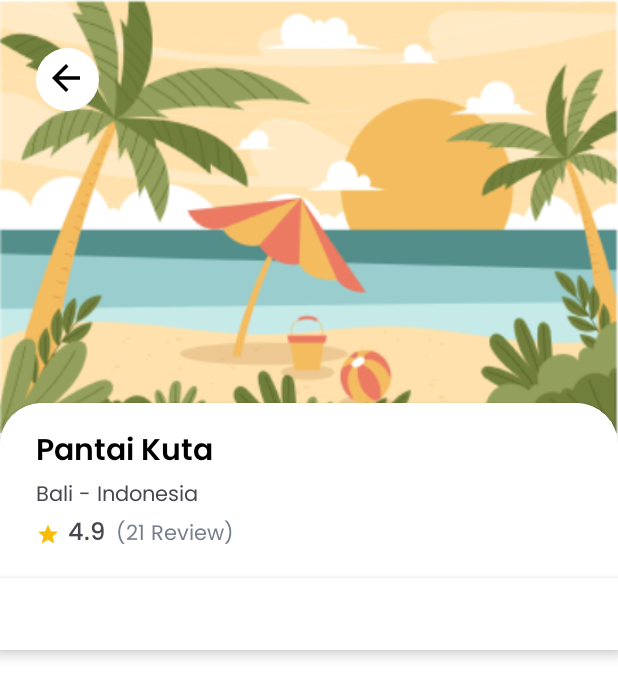
After one commit to Capstone-Project-Trails/Trails-Capstone, an Android app: the layout activity_detail.xml on its own in the app's theme, with its tools: preview values and no code run, on a phone screen of 412 x 824 dp. The commit adds this screen. Shown: the top 694 px of the screen. Run offline under Robolectric (Android 15) with nearby library versions, the phone set to English and light mode, and no system bars.

Commit message:
feat: added new layouts

```diff
--- /dev/null
+++ b/app/src/main/res/layout/activity_detail.xml
@@ -0,0 +1,145 @@
+<?xml version="1.0" encoding="utf-8"?>
+<androidx.constraintlayout.widget.ConstraintLayout xmlns:android="http://schemas.android.com/apk/res/android"
+    xmlns:app="http://schemas.android.com/apk/res-auto"
+    xmlns:tools="http://schemas.android.com/tools"
+    android:layout_width="match_parent"
+    android:layout_height="match_parent"
+    tools:context=".ui.detail.DetailActivity">
+
+    <ImageView
+        android:id="@+id/detail_image"
+        android:layout_width="match_parent"
+        android:layout_height="0dp"
+        android:contentDescription="@string/cd_detail"
+        android:scaleType="fitXY"
+        android:src="@drawable/beach_afternoon"
+        app:layout_constraintBottom_toBottomOf="@id/guideline10"
+        app:layout_constraintEnd_toEndOf="parent"
+        app:layout_constraintStart_toStartOf="parent"
+        app:layout_constraintTop_toTopOf="parent" />
+
+    <View
+        android:id="@+id/circle"
+        android:layout_width="42dp"
+        android:layout_height="42dp"
+        android:layout_marginStart="24dp"
+        android:layout_marginTop="32dp"
+        android:background="@drawable/circle"
+        app:layout_constraintStart_toStartOf="parent"
+        app:layout_constraintTop_toTopOf="parent" />
+
+    <ImageView
+        android:id="@+id/arrow_back"
+        android:layout_width="28dp"
+        android:layout_height="28dp"
+        android:layout_marginStart="6dp"
+        android:layout_marginTop="6dp"
+        android:contentDescription="@string/back_button"
+        android:src="@drawable/baseline_arrow_back_24"
+        app:layout_constraintStart_toStartOf="@id/circle"
+        app:layout_constraintTop_toTopOf="@id/circle" />
+
+    <androidx.cardview.widget.CardView
+        android:id="@+id/card_view"
+        android:layout_width="match_parent"
+        android:layout_height="0dp"
+        android:layout_gravity="center"
+        android:layout_marginTop="-20dp"
+        android:layout_marginBottom="-24dp"
+        app:cardCornerRadius="28dp"
+        app:layout_constraintBottom_toBottomOf="parent"
+        app:layout_constraintEnd_toEndOf="parent"
+        app:layout_constraintStart_toStartOf="parent"
+        app:layout_constraintTop_toBottomOf="@id/guideline10">
+
+        <androidx.constraintlayout.widget.ConstraintLayout
+            android:layout_width="match_parent"
+            android:layout_height="match_parent">
+
+            <TextView
+                android:id="@+id/detail_title"
+                android:layout_width="wrap_content"
+                android:layout_height="wrap_content"
+                android:layout_marginStart="24dp"
+                android:layout_marginTop="16dp"
+                android:fontFamily="@font/poppins_semibold"
+                android:text="Pantai Kuta"
+                android:textColor="@color/black"
+                android:textSize="20sp"
+                app:layout_constraintStart_toStartOf="parent"
+                app:layout_constraintTop_toTopOf="parent" />
+
+            <TextView
+                android:id="@+id/detail_location"
+                android:layout_width="wrap_content"
+                android:layout_height="wrap_content"
+                android:layout_marginStart="24dp"
+                android:fontFamily="@font/poppins_regular"
+                android:text="Bali - Indonesia"
+                android:textSize="14sp"
+                app:layout_constraintStart_toStartOf="parent"
+                app:layout_constraintTop_toBottomOf="@id/detail_title" />
+
+            <TextView
+                android:id="@+id/detail_rating"
+                android:layout_width="wrap_content"
+                android:layout_height="wrap_content"
+                android:layout_marginStart="24dp"
+                android:drawablePadding="5dp"
+                android:fontFamily="@font/poppins_medium"
+                android:text="4.9"
+                android:textSize="16sp"
+                app:drawableStartCompat="@drawable/star_review"
+                app:layout_constraintStart_toStartOf="parent"
+                app:layout_constraintTop_toBottomOf="@id/detail_location" />
+
+            <TextView
+                android:id="@+id/detail_total_reviews"
+                android:layout_width="wrap_content"
+                android:layout_height="wrap_content"
+                android:layout_marginStart="5dp"
+                android:fontFamily="@font/poppins_regular"
+                android:padding="2dp"
+                android:text="(21 Review)"
+                android:textColor="@color/gray"
+                android:textSize="14sp"
+                app:layout_constraintStart_toEndOf="@id/detail_rating"
+                app:layout_constraintTop_toBottomOf="@id/detail_location" />
+
+            <com.google.android.material.tabs.TabLayout
+                android:id="@+id/tabs"
+                android:layout_width="match_parent"
+                android:layout_height="wrap_content"
+                android:layout_marginVertical="16dp"
+                android:background="@color/white"
+                android:elevation="5dp"
+                app:layout_constraintEnd_toEndOf="parent"
+                app:layout_constraintStart_toStartOf="parent"
+                app:layout_constraintTop_toBottomOf="@id/detail_rating"
+                app:tabIndicatorColor="@color/blue_button"
+                app:tabSelectedTextColor="@color/black"
+                app:tabTextAppearance="@style/BottomNavigationViewTextStyle"
+                app:tabTextColor="@color/gray" />
+
+            <androidx.viewpager2.widget.ViewPager2
+                android:id="@+id/view_pager"
+                android:layout_width="match_parent"
+                android:layout_height="500dp"
+                android:layout_marginHorizontal="24dp"
+                android:layout_marginTop="16dp"
+                app:layout_constraintEnd_toEndOf="parent"
+                app:layout_constraintStart_toStartOf="parent"
+                app:layout_constraintTop_toBottomOf="@id/tabs" />
+
+        </androidx.constraintlayout.widget.ConstraintLayout>
+
+    </androidx.cardview.widget.CardView>
+
+    <androidx.constraintlayout.widget.Guideline
+        android:id="@+id/guideline10"
+        android:layout_width="wrap_content"
+        android:layout_height="wrap_content"
+        android:orientation="horizontal"
+        app:layout_constraintGuide_percent="0.35" />
+
+</androidx.constraintlayout.widget.ConstraintLayout>
```
Also changed, not shown: app/src/main/res/layout/activity_aichat.xml (added, +100 -0 lines), app/src/main/res/layout/activity_search.xml (added, +80 -0 lines), app/src/main/res/layout/activity_search_filter.xml (added, +44 -0 lines), app/src/main/res/layout/fragment_description.xml (added, +14 -0 lines), app/src/main/res/layout/fragment_home.xml (+30 -1 lines), app/src/main/res/layout/fragment_locations.xml (added, +14 -0 lines), app/src/main/res/layout/fragment_reviews.xml (added, +14 -0 lines), app/src/main/res/layout/item_message_ai.xml (added, +24 -0 lines), app/src/main/res/layout/item_message_user.xml (added, +24 -0 lines).
